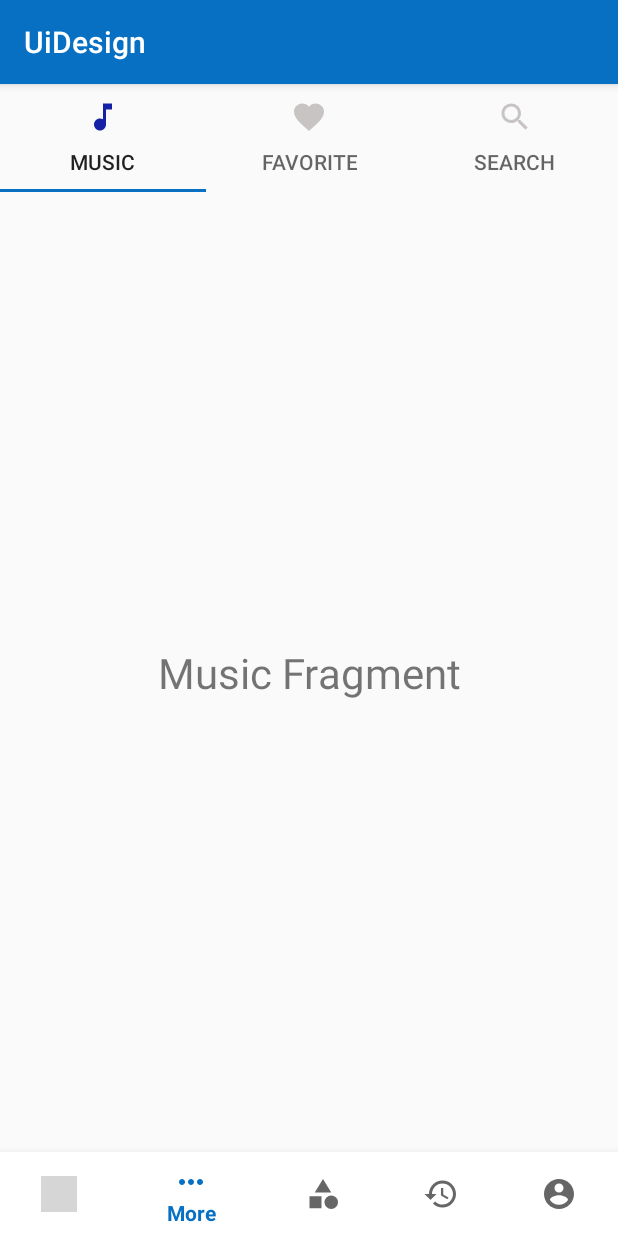
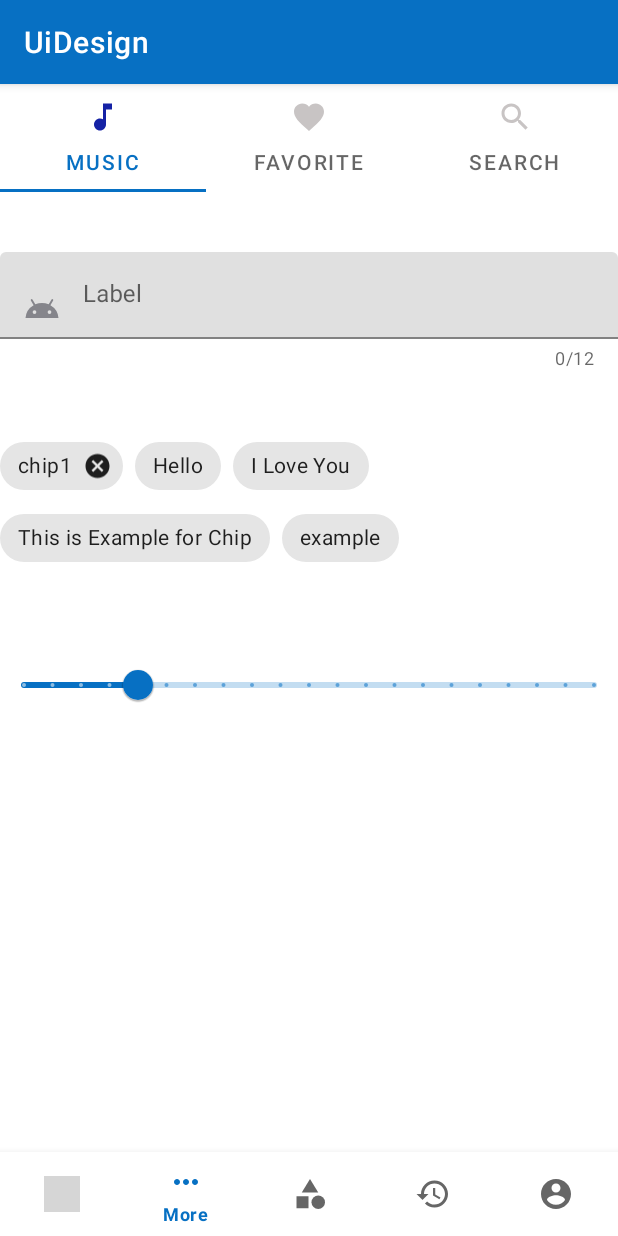
Before and after one commit to aliyousefpoor/UiDesign, an Android app: the MainActivity screen opened directly, with no data from a screen before it, item 2 of the bottom bar chosen, on a phone screen of 412 x 824 dp. Run offline under Robolectric (Android 15) with nearby library versions, the phone set to English and light mode, and no system bars; grey boxes are pictures that could not be loaded.

Commit message:
add filledEditText and Chip and Slider

```diff
--- a/app/src/main/java/com/example/uidesign/more/MusicFragment.kt
+++ b/app/src/main/java/com/example/uidesign/more/MusicFragment.kt
@@ -15,12 +15,12 @@ class MusicFragment : Fragment() {
         container: ViewGroup?,
         savedInstanceState: Bundle?
     ): View? {
-        return inflater.inflate(R.layout.music_fragment, container, false)
+        return inflater.inflate(R.layout.example, container, false)
     }
 
     override fun onViewCreated(view: View, savedInstanceState: Bundle?) {
         super.onViewCreated(view, savedInstanceState)
-        musicText = view.findViewById(R.id.musicText)
+//        musicText = view.findViewById(R.id.musicText)
 
 
     }
--- a/app/src/main/java/com/example/uidesign/more/SearchFragment.kt
+++ b/app/src/main/java/com/example/uidesign/more/SearchFragment.kt
@@ -70,18 +70,18 @@ class SearchFragment : Fragment() {
     private fun loadData(): MutableList<SearchModel> {
         arrayList = ArrayList()
 
-        arrayList.add(SearchModel("JohnWick",2013,R.drawable.dthree))
-        arrayList.add(SearchModel("Revenant",2014,R.drawable.dtwo))
+        arrayList.add(SearchModel("Afghanistan",2013,R.drawable.dthree))
+        arrayList.add(SearchModel("Albania",2014,R.drawable.dtwo))
         arrayList.add(SearchModel("BobMar",2010,R.drawable.download))
         arrayList.add(SearchModel("HoseinAzizi",1993,R.drawable.dthree))
         arrayList.add(SearchModel("SaharTaheri",2001,R.drawable.dtwo))
         arrayList.add(SearchModel("June",2004,R.drawable.download))
         arrayList.add(SearchModel("July",2013,R.drawable.dthree))
         arrayList.add(SearchModel("August",2020,R.drawable.dtwo))
-        arrayList.add(SearchModel("September",2013,R.drawable.dthree))
+        arrayList.add(SearchModel("Algeria",2013,R.drawable.dthree))
         arrayList.add(SearchModel("October",2015,R.drawable.dtwo))
         arrayList.add(SearchModel("November",2019,R.drawable.download))
-        arrayList.add(SearchModel("December",2015,R.drawable.dthree))
+        arrayList.add(SearchModel("Antigua and Barbuda",2015,R.drawable.dthree))
         arrayList.add(SearchModel("January",1892,R.drawable.dtwo))
         arrayList.add(SearchModel("February",1998,R.drawable.download))
         arrayList.add(SearchModel("March",2014,R.drawable.dthree))
@@ -94,7 +94,26 @@ class SearchFragment : Fragment() {
         arrayList.add(SearchModel("October",1990,R.drawable.dtwo))
         arrayList.add(SearchModel("November",1978,R.drawable.download))
         arrayList.add(SearchModel("December",2021,R.drawable.dthree))
-
+        arrayList.add(SearchModel("Mauritania",2012,R.drawable.download))
+        arrayList.add(SearchModel("Mauritius",2016,R.drawable.dthree))
+        arrayList.add(SearchModel("Mexico",1490,R.drawable.dtwo))
+        arrayList.add(SearchModel("Netherlands",1578,R.drawable.download))
+        arrayList.add(SearchModel("Cameroon",2002,R.drawable.dthree))
+        arrayList.add(SearchModel("Chine",2002,R.drawable.download))
+        arrayList.add(SearchModel("Japan",2003,R.drawable.dthree))
+        arrayList.add(SearchModel("Iran",2009,R.drawable.dtwo))
+        arrayList.add(SearchModel("Iraq",2003,R.drawable.download))
+        arrayList.add(SearchModel("India",2021,R.drawable.dthree))
+        arrayList.add(SearchModel("Usa",2014,R.drawable.download))
+        arrayList.add(SearchModel("England",2020,R.drawable.dthree))
+        arrayList.add(SearchModel("Swiss",1999,R.drawable.dtwo))
+        arrayList.add(SearchModel("Sweden",1978,R.drawable.download))
+        arrayList.add(SearchModel("Canada",2021,R.drawable.dthree))
+        arrayList.add(SearchModel("Italy",2012,R.drawable.download))
+        arrayList.add(SearchModel("Poland",2016,R.drawable.dthree))
+        arrayList.add(SearchModel("German",1990,R.drawable.dtwo))
+        arrayList.add(SearchModel("Qatar",1978,R.drawable.download))
+        arrayList.add(SearchModel("Spain",2021,R.drawable.dthree))
         return arrayList
     }
 }
--- /dev/null
+++ b/app/src/main/res/layout/example.xml
@@ -0,0 +1,87 @@
+<?xml version="1.0" encoding="utf-8"?>
+<androidx.constraintlayout.widget.ConstraintLayout xmlns:android="http://schemas.android.com/apk/res/android"
+    xmlns:app="http://schemas.android.com/apk/res-auto"
+    android:layout_width="match_parent"
+    android:layout_height="match_parent">
+
+    <com.google.android.material.textfield.TextInputLayout
+        android:id="@+id/textField"
+        android:layout_width="match_parent"
+        android:layout_height="wrap_content"
+        android:layout_marginTop="40dp"
+        android:hint="Label"
+        app:counterEnabled="true"
+        app:counterMaxLength="12"
+        app:endIconMode="clear_text"
+        app:errorEnabled="true"
+        app:errorTextColor="#930101"
+        app:layout_constraintEnd_toEndOf="parent"
+        app:layout_constraintStart_toStartOf="parent"
+        app:layout_constraintTop_toTopOf="parent">
+
+        <com.google.android.material.textfield.TextInputEditText
+            android:layout_width="match_parent"
+            android:layout_height="wrap_content"
+            android:drawableStart="@drawable/bottom_sheet"
+            android:drawablePadding="15dp" />
+    </com.google.android.material.textfield.TextInputLayout>
+
+    <com.google.android.material.chip.ChipGroup
+        android:id="@+id/chipGroup"
+        android:layout_width="match_parent"
+        android:layout_height="wrap_content"
+        android:layout_marginTop="40dp"
+        app:layout_constraintEnd_toEndOf="parent"
+        app:layout_constraintStart_toStartOf="parent"
+        app:layout_constraintTop_toBottomOf="@id/textField">
+
+        <com.google.android.material.chip.Chip
+            android:id="@+id/chip1"
+            style="@style/Widget.MaterialComponents.Chip.Entry"
+            android:layout_width="wrap_content"
+            android:layout_height="wrap_content"
+            android:text="chip1" />
+
+        <com.google.android.material.chip.Chip
+            android:id="@+id/chip2"
+            style="@style/Widget.MaterialComponents.Chip.Action"
+            android:layout_width="wrap_content"
+            android:layout_height="wrap_content"
+            android:text="Hello" />
+
+        <com.google.android.material.chip.Chip
+            android:id="@+id/chip3"
+            style="@style/Widget.MaterialComponents.Chip.Filter"
+            android:layout_width="wrap_content"
+            android:layout_height="wrap_content"
+            android:text="I Love You" />
+
+        <com.google.android.material.chip.Chip
+            android:id="@+id/chip4"
+            style="@style/Widget.MaterialComponents.Chip.Choice"
+            android:layout_width="wrap_content"
+            android:layout_height="wrap_content"
+            android:text="This is Example for Chip" />
+
+        <com.google.android.material.chip.Chip
+            android:id="@+id/chi52"
+            style="@style/Widget.MaterialComponents.Chip.Filter"
+            android:layout_width="wrap_content"
+            android:layout_height="wrap_content"
+            android:text="example" />
+    </com.google.android.material.chip.ChipGroup>
+
+    <com.google.android.material.slider.Slider
+        android:layout_width="match_parent"
+        android:layout_height="wrap_content"
+        android:layout_marginTop="50dp"
+        app:layout_constraintEnd_toEndOf="parent"
+        app:layout_constraintStart_toStartOf="parent"
+        app:layout_constraintTop_toBottomOf="@id/chipGroup"
+        android:value="20.0"
+        android:valueFrom="0.0"
+        android:valueTo="100.0"
+        android:stepSize="5.0"
+        />
+
+</androidx.constraintlayout.widget.ConstraintLayout>
--- a/app/src/main/res/navigation/more_graph.xml
+++ b/app/src/main/res/navigation/more_graph.xml
@@ -10,5 +10,33 @@
         android:name="com.example.uidesign.more.MoreFragment"
         android:label="MoreFragment"
         tools:layout="@layout/more_fragment"
+        >
+        <action
+            android:id="@+id/action_moreFragment2_to_favoriteFragment"
+            app:destination="@id/favoriteFragment" />
+        <action
+            android:id="@+id/action_moreFragment2_to_musicFragment"
+            app:destination="@id/musicFragment" />
+        <action
+            android:id="@+id/action_moreFragment2_to_searchFragment"
+            app:destination="@id/searchFragment" />
+    </fragment>
+    <fragment
+        android:id="@+id/favoriteFragment"
+        android:name="com.example.uidesign.more.FavoriteFragment"
+        android:label="FavoriteFragment"
+        tools:layout="@layout/favorite_fragment"
+        />
+    <fragment
+        android:id="@+id/searchFragment"
+        android:name="com.example.uidesign.more.SearchFragment"
+        android:label="SearchFragment"
+        tools:layout="@layout/search_fragment"
+        />
+    <fragment
+        android:id="@+id/musicFragment"
+        android:name="com.example.uidesign.more.MusicFragment"
+        android:label="MusicFragment"
+        tools:layout="@layout/music_fragment"
         />
 </navigation>
--- a/app/src/main/res/values/styles.xml
+++ b/app/src/main/res/values/styles.xml
@@ -1,6 +1,6 @@
 <resources>
     <!-- Base application theme. -->
-    <style name="AppTheme" parent="Theme.AppCompat.Light.DarkActionBar">
+    <style name="AppTheme" parent="Theme.MaterialComponents.Light.DarkActionBar">
         <!-- Customize your theme here. -->
         <item name="colorPrimary">@color/colorPrimary</item>
         <item name="colorPrimaryDark">@color/colorPrimaryDark</item>
```
